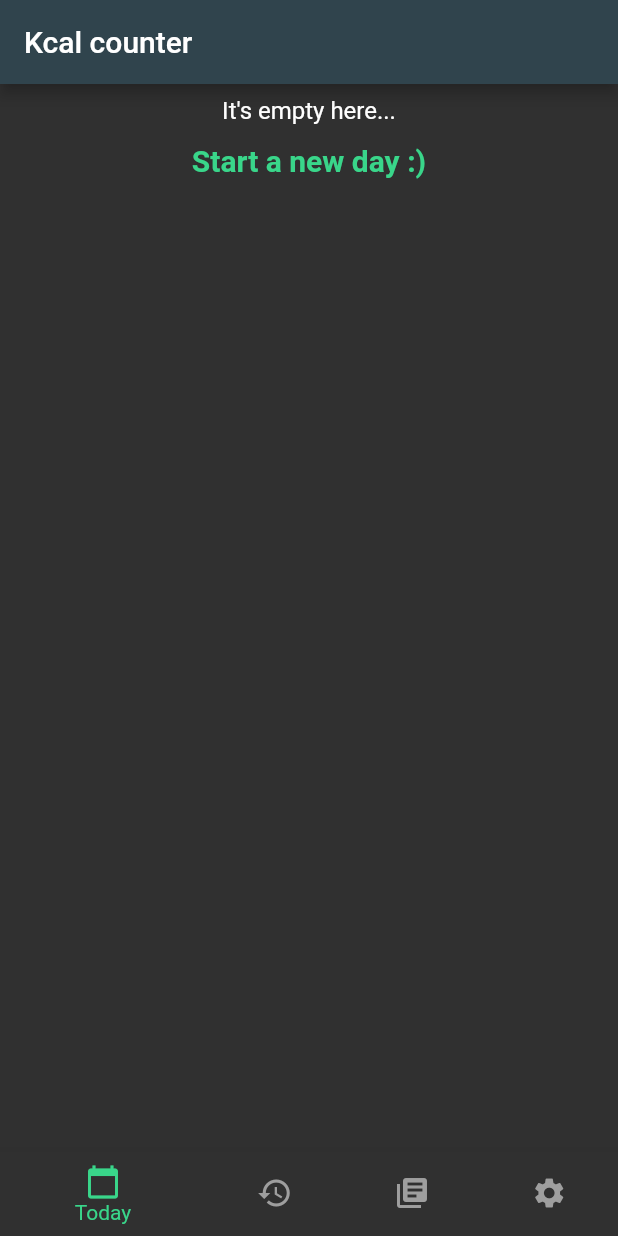
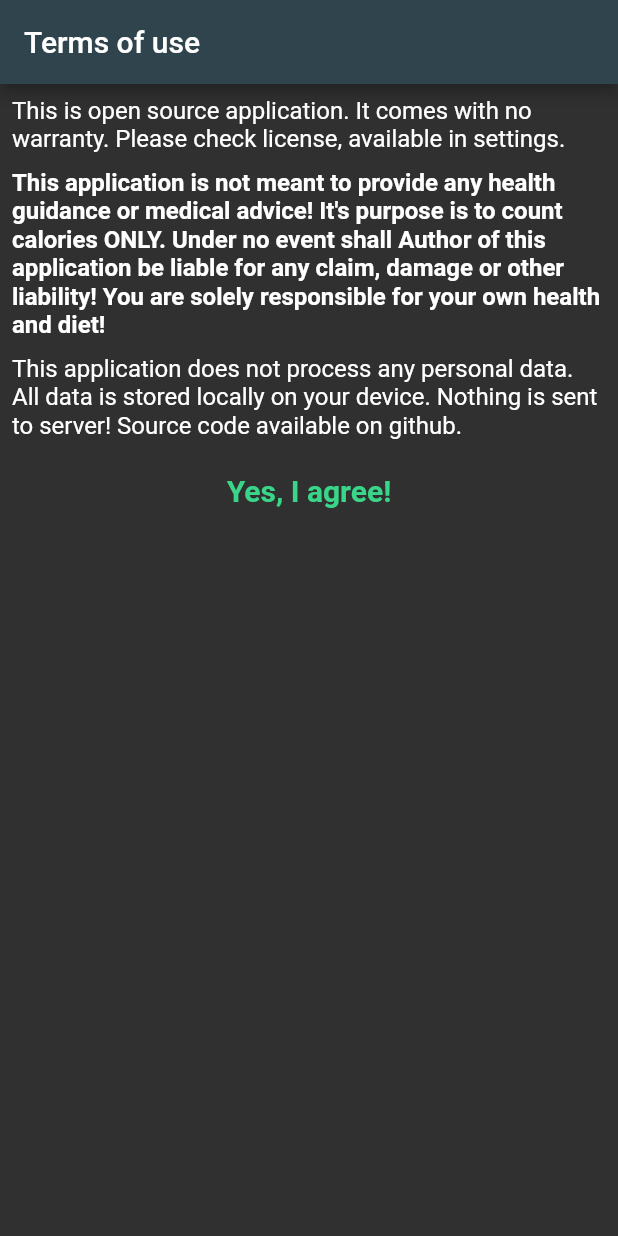
Before and after one commit to maxjaglak/kcal_counter_flutter, a Flutter app: the screen it shows after launch, on a phone screen of 412 x 824 dp. Run offline on Flutter 3.47's test engine with Material 2 defaults, Android fonts, the phone set to English and light mode, and no system bars; our stand-ins replace bloc, csv, file_picker, floor, flutter_bloc, infinite_scroll_pagination and 5 more; accounts and stored records are empty; generated files the repository leaves out were written again; Roboto replaces fonts that are missing (Hind).

Commit message:
initial warn / disclaimer / license popup

```diff
--- a/l10n_translations/app_en.arb
+++ b/l10n_translations/app_en.arb
@@ -106,5 +106,10 @@
   "today": "Today",
   "yesterday": "Yesterday",
   "csvTutorialResourceName": "assets/html/csv_tutorial_en.html",
-  "csvTutorialResourceNameAndroid": "assets/html/csv_tutorial_en_android.html"
+  "csvTutorialResourceNameAndroid": "assets/html/csv_tutorial_en_android.html",
+  "termsTitle": "Terms of use",
+  "termsContent": "This is open source application. It comes with no warranty. Please check license, available in settings.",
+  "termsDisclaimer": "This application is not meant to provide any health guidance or medical advice! It's purpose is to count calories ONLY. Under no event shall Author of this application be liable for any claim, damage or other liability! You are solely responsible for your own health and diet!",
+  "termsPrivacy": "This application does not process any personal data. All data is stored locally on your device. Nothing is sent to server! Source code available on github.",
+  "termsAgreeButton": "Yes, I agree!"
 }
--- a/lib/core/kiwi/KiwiInjector.dart
+++ b/lib/core/kiwi/KiwiInjector.dart
@@ -10,6 +10,7 @@ import 'package:kcal_counter_flutter/core/library/CsvExportService.dart';
 import 'package:kcal_counter_flutter/core/library/CsvImportService.dart';
 import 'package:kcal_counter_flutter/core/library/LibraryQueryService.dart';
 import 'package:kcal_counter_flutter/core/library/dao/LibraryEntryDao.dart';
+import 'package:kcal_counter_flutter/core/preferences/PreferencesService.dart';
 import 'package:kcal_counter_flutter/ui/history/HistoryCubit.dart';
 import 'package:kcal_counter_flutter/ui/libraryedit/LibraryEditCubit.dart';
 import 'package:kcal_counter_flutter/ui/nav/NavigationBloc.dart';
@@ -45,6 +46,7 @@ class KiwiInjector {
     container.registerInstance(libraryEntryDao);
 
     container.registerInstance(DateService());
+    container.registerInstance(PreferencesService());
 
     container.registerSingleton((c) => ConsumptionService(c.resolve<DayDao>(),
         c.resolve<ConsumptionDao>(), c.resolve<DateService>()));
--- /dev/null
+++ b/lib/core/preferences/PreferencesService.dart
@@ -0,0 +1,17 @@
+import 'package:shared_preferences/shared_preferences.dart';
+
+class PreferencesService {
+
+  static const areTermsAcceptedKey = "isFirstLaunch";
+
+  Future<bool> areTermsAccepted() async {
+    SharedPreferences preferences = await SharedPreferences.getInstance();
+    return preferences.getBool(areTermsAcceptedKey) ?? false;
+  }
+
+  Future<void> setTermsAccepted(bool value) async {
+    SharedPreferences preferences = await SharedPreferences.getInstance();
+    await preferences.setBool(areTermsAcceptedKey, value);
+  }
+
+}
--- a/lib/ui/init/InitBloc.dart
+++ b/lib/ui/init/InitBloc.dart
@@ -1,10 +1,14 @@
 import 'package:bloc/bloc.dart';
 import 'package:kcal_counter_flutter/core/AppInitService.dart';
 import 'package:kcal_counter_flutter/core/kiwi/KiwiInjector.dart';
+import 'package:kcal_counter_flutter/core/preferences/PreferencesService.dart';
 import 'package:kiwi/kiwi.dart';
+import 'package:shared_preferences/shared_preferences.dart';
 
 class InitBloc extends Bloc<InitEvent, InitState> {
   KiwiContainer? _container;
+
+  late PreferencesService preferencesService;
 
   InitBloc() : super(InitStateSplash()) {
     _initializeApp();
@@ -13,6 +17,7 @@ class InitBloc extends Bloc<InitEvent, InitState> {
   Future<void> _initializeApp() async {
     AppInitService.initApp().then((_) {
       this._container = KiwiInjector.instance.getContainer();
+      this.preferencesService = KiwiInjector.instance.getContainer().resolve<PreferencesService>();
       this.add(InitEventInitializationDone());
     });
   }
@@ -20,10 +25,18 @@ class InitBloc extends Bloc<InitEvent, InitState> {
   @override
   Stream<InitState> mapEventToState(InitEvent event) async* {
     try {
+      if(event is TermsAcceptedEvent) {
+        await preferencesService.setTermsAccepted(true);
+      }
       if (_container == null) {
         yield InitStateSplash();
       } else {
-        yield InitStateMainNav();
+        bool areTermsAcceptedKey = await preferencesService.areTermsAccepted();
+        if(areTermsAcceptedKey) {
+          yield InitStateMainNav();
+        } else {
+          yield TermsScreen();
+        }
       }
     } on Exception catch (e) {
       print(e);
@@ -36,6 +49,8 @@ abstract class InitEvent {}
 
 class InitEventInitializationDone extends InitEvent {}
 
+class TermsAcceptedEvent extends InitEvent {}
+
 abstract class InitState {}
 
 class InitStateSplash extends InitState {}
@@ -43,3 +58,5 @@ class InitStateSplash extends InitState {}
 class InitStateMainNav extends InitState {}
 
 class InitStateError extends InitState {}
+
+class TermsScreen extends InitState {}
--- a/lib/ui/init/InitView.dart
+++ b/lib/ui/init/InitView.dart
@@ -2,6 +2,7 @@ import 'package:flutter/cupertino.dart';
 import 'package:flutter_bloc/flutter_bloc.dart';
 import 'package:kcal_counter_flutter/ui/nav/MainNavView.dart';
 import 'package:kcal_counter_flutter/ui/splash/SplashView.dart';
+import 'package:kcal_counter_flutter/ui/terms/TermsView.dart';
 import 'package:kcal_counter_flutter/ui/tools/GeneralUI.dart';
 import 'package:kiwi/kiwi.dart';
 
@@ -23,6 +24,11 @@ class InitView extends StatelessWidget {
           if(state is InitStateSplash) {
             return SplashViewScreen();
           }
+
+          if(state is TermsScreen) {
+            return TermsViewPage();
+          }
+
           if(state is InitStateMainNav) {
             return MainNavViewPage();
           }
--- /dev/null
+++ b/lib/ui/terms/TermsView.dart
@@ -0,0 +1,50 @@
+import 'package:flutter/cupertino.dart';
+import 'package:flutter/material.dart';
+import 'package:flutter_bloc/flutter_bloc.dart';
+import 'package:flutter_gen/gen_l10n/app_localizations.dart';
+import 'package:kcal_counter_flutter/ui/init/InitBloc.dart';
+
+class TermsViewPage extends StatelessWidget {
+  @override
+  Widget build(BuildContext context) {
+    return Scaffold(
+      appBar: AppBar(
+        title: Text(AppLocalizations.of(context)!.termsTitle),
+      ),
+      body: SafeArea(
+        child: _body(context),
+      ),
+    );
+  }
+
+  _body(BuildContext context) {
+    return SingleChildScrollView(
+      child: Padding(
+        padding: const EdgeInsets.all(8.0),
+        child: Column(
+          children: [
+            Text(AppLocalizations.of(context)!.termsContent),
+            Container(height: 10),
+            Text(
+              AppLocalizations.of(context)!.termsDisclaimer,
+              style: Theme.of(context)
+                  .textTheme
+                  .bodyText1!
+                  .copyWith(fontWeight: FontWeight.bold),
+            ),
+            Container(height: 10),
+            Text(AppLocalizations.of(context)!.termsPrivacy),
+            Container(height: 10),
+            TextButton(
+                onPressed: () => _agree(context),
+                child: Text(AppLocalizations.of(context)!.termsAgreeButton))
+          ],
+        ),
+      ),
+    );
+  }
+
+  _agree(BuildContext context) {
+    BlocProvider.of<InitBloc>(context).add(TermsAcceptedEvent());
+  }
+}
--- a/pubspec.yaml
+++ b/pubspec.yaml
@@ -31,7 +31,7 @@ dependencies:
   flutter_bloc: ^7.0.0
   kiwi: ^3.0.0-nullsafety.1
   json_annotation: ^4.0.1
-  shared_preferences: ^2.0.5
+  shared_preferences: ^2.0.6
   path_provider: ^2.0.1
   csv: ^5.0.0
   floor: 1.0.1
```
Also changed, not shown: l10n_translations/app_pl.arb (+6 -1 lines).
